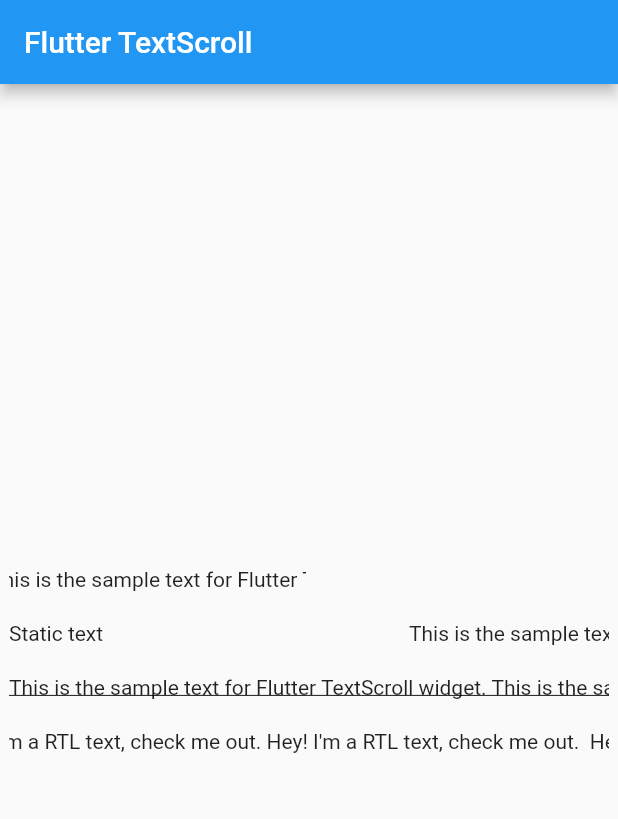
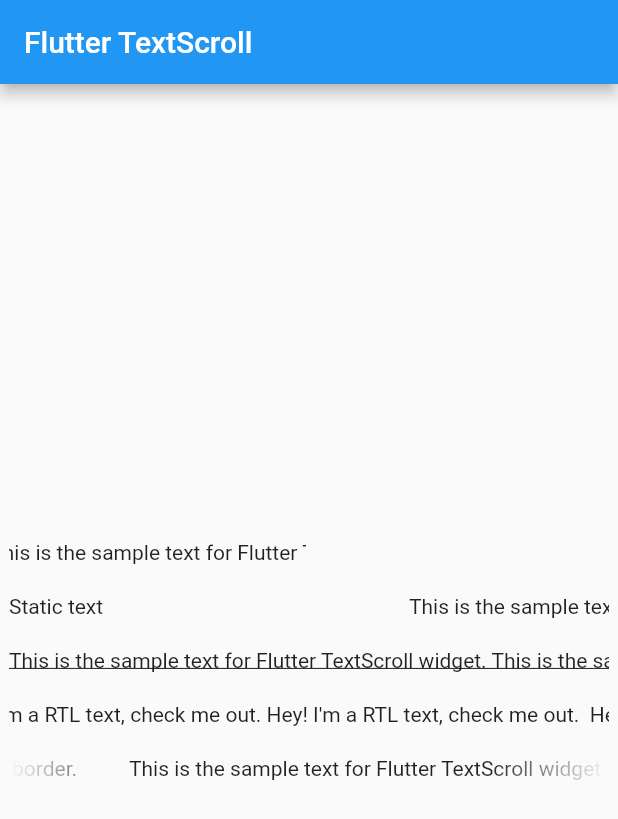
Before and after one commit to yurii-khi/text_scroll, a Flutter app: the screen it shows after launch, on a phone screen of 412 x 824 dp. Shown: the top 819 px of the screen. Run offline on Flutter 3.47's test engine with Material 2 defaults, Android fonts, the phone set to English and light mode, and no system bars.

Commit message:
Added border fade effect

````diff
--- a/example/lib/main.dart
+++ b/example/lib/main.dart
@@ -87,7 +87,14 @@ class _MyHomePageState extends State<MyHomePage> {
               const TextScroll(
                 'Hey! I\'m a RTL text, check me out. Hey! I\'m a RTL text, check me out. Hey! I\'m a RTL text, check me out. ',
                 textDirection: TextDirection.rtl,
-              )
+              ),
+              const SizedBox(height: 20),
+              const TextScroll(
+                'This is the sample text for Flutter TextScroll widget with faded border.',
+                intervalSpaces: 10,
+                velocity: Velocity(pixelsPerSecond: Offset(50, 0)),
+                fadedBorder: true,
+              ),
             ],
           ),
         ),
--- a/lib/text_scroll.dart
+++ b/lib/text_scroll.dart
@@ -36,6 +36,8 @@ class TextScroll extends StatefulWidget {
     this.velocity = const Velocity(pixelsPerSecond: Offset(80, 0)),
     this.selectable = false,
     this.intervalSpaces,
+    this.fadedBorder = false,
+    this.fadedBorderWidth = 0.2,
   }) : super(key: key);
 
   /// The text string, that would be scrolled.
@@ -194,6 +196,33 @@ class TextScroll extends StatefulWidget {
   /// ```
   final int? intervalSpaces;
 
+  /// Fades the text out to the left and right edges of the widget.
+  /// Default is `false`.
+  ///
+  /// Example:
+  ///
+  /// ```dart
+  /// TextScroll(
+  ///   'This is the sample text for Flutter TextScroll widget. ',
+  ///   fadedBorder: true,
+  /// )
+  /// ```
+  final bool fadedBorder;
+
+  /// Sets width of the faded border.
+  /// Default is `0.2`.
+  ///
+  /// Example:
+  ///
+  /// ```dart
+  /// TextScroll(
+  ///   'This is the sample text for Flutter TextScroll widget. ',
+  ///   fadedBorder: true,
+  ///   fadedBorderWidth: 0.25,
+  /// )
+  /// ```
+  final double? fadedBorderWidth;
+
   @override
   State<TextScroll> createState() => _TextScrollState();
 }
@@ -234,8 +263,15 @@ class _TextScrollState extends State<TextScroll> {
     assert(
         widget.intervalSpaces == null || widget.mode == TextScrollMode.endless,
         'intervalSpaces is only available in TextScrollMode.endless mode');
+    assert(
+        !widget.fadedBorder ||
+            (widget.fadedBorder &&
+                widget.fadedBorderWidth != null &&
+                widget.fadedBorderWidth! > 0 &&
+                widget.fadedBorderWidth! <= 1),
+        'fadedBorderInterval must be between 0 and 1 when fadedBorder is true');
 
-    return Directionality(
+    Widget builtWidget = Directionality(
       textDirection: widget.textDirection,
       child: SingleChildScrollView(
         controller: _scrollController,
@@ -254,6 +290,43 @@ class _TextScrollState extends State<TextScroll> {
               ),
       ),
     );
+
+    if (widget.fadedBorder) {
+      ///Fill list with amount of transparent colors to make the text visible
+      final List<Color> colors =
+          List.generate(1 ~/ widget.fadedBorderWidth! - 1, (index) {
+        return Colors.transparent;
+      }, growable: true);
+
+      ///Add black color to add gradient fade out
+      colors.insert(0, Colors.black);
+      colors.add(Colors.black);
+
+      ///Calculate the stops for the gradient
+      final List<double> stops =
+          List.generate(1 ~/ widget.fadedBorderWidth!, (index) {
+        return (index + 1) * widget.fadedBorderWidth!;
+      }, growable: true);
+
+      ///Add first stop to list
+      stops.insert(0, 0);
+
+      ///Apply ShaderMask to the text
+      builtWidget = ShaderMask(
+        shaderCallback: (Rect rect) {
+          return LinearGradient(
+            begin: Alignment.centerLeft,
+            end: Alignment.centerRight,
+            colors: colors,
+            stops: stops,
+          ).createShader(rect);
+        },
+        blendMode: BlendMode.dstOut,
+        child: builtWidget,
+      );
+    }
+
+    return builtWidget;
   }
 
   Future<void> _initScroller(_) async {
````
